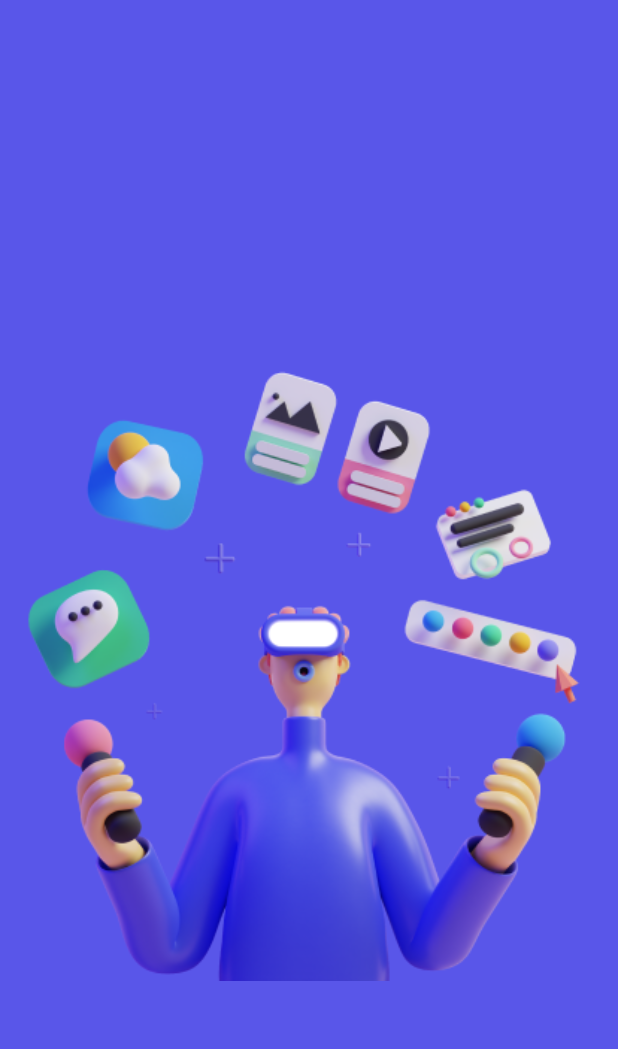
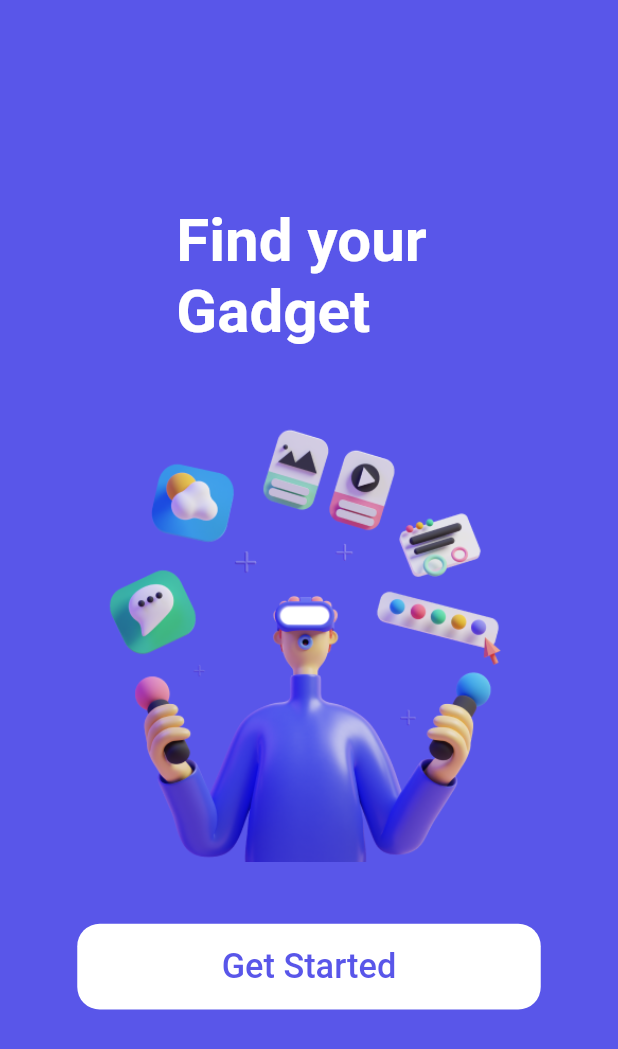
Before and after one commit to mahmoudashry98/MegeX_Store, a Flutter app: the first screen one second after launch, on a phone screen of 412 x 824 dp. Shown: the top 1049 px of the screen. Run offline on Flutter 3.47's test engine with Material 2 defaults, Android fonts, the phone set to English and light mode, and no system bars; our stand-ins replace bloc, dartz, device_preview, dio, equatable, flutter_bloc and 3 more; Roboto replaces fonts that are missing (Almarai).

Commit message:
splash screen and animation transition page is done

```diff
--- a/lib/core/utils/app_string.dart
+++ b/lib/core/utils/app_string.dart
@@ -9,5 +9,7 @@ class AppString {
   static const String status = 'status';
   static const String message = 'message';
   static const String password = 'password';
+  static const String getStarted = 'Get Started';
+  static const String findYourGadget = 'Find your \nGadget';
 
 }
--- /dev/null
+++ b/lib/core/utils/media_query_values.dart
@@ -0,0 +1,8 @@
+import 'package:flutter/material.dart';
+
+extension MediaQueryValues on BuildContext {
+  double get height => MediaQuery.of(this).size.height;
+  double get width => MediaQuery.of(this).size.width;
+  double get toPadding => MediaQuery.of(this).viewPadding.top;
+  double get bottom => MediaQuery.of(this).viewInsets.bottom;
+}
--- /dev/null
+++ b/lib/core/widgets/custom_button.dart
@@ -0,0 +1,42 @@
+import 'package:flutter/material.dart';
+import 'package:flutter_screenutil/flutter_screenutil.dart';
+
+import '../utils/app_fonts.dart';
+import 'custom_text.dart';
+
+class CustomButton extends StatelessWidget {
+  final Color color;
+  final Color textColor;
+  final String text;
+  final VoidCallback onTap;
+  const CustomButton({
+    super.key,
+    required this.text,
+    required this.color,
+    required this.textColor,
+    required this.onTap,
+  });
+
+  @override
+  Widget build(BuildContext context) {
+    return GestureDetector(
+      onTap: onTap,
+      child: Container(
+        decoration: BoxDecoration(
+          borderRadius: BorderRadius.circular(15),
+          color: color,
+        ),
+        width: 270.sp,
+        height: 50.sp,
+        child: Center(
+          child: CustomText(
+            text: text,
+            color: textColor,
+            size: AppFontSize.s20.sp,
+            fontWeight: FontWeight.w500,
+          ),
+        ),
+      ),
+    );
+  }
+}
--- /dev/null
+++ b/lib/core/widgets/custom_text.dart
@@ -0,0 +1,43 @@
+
+import 'package:flutter/material.dart';
+
+class CustomText extends StatelessWidget {
+  final String text;
+  final Color? color;
+  final double? size, heigtText;
+  final int? maxLines;
+  final TextOverflow? textOverflow;
+  final FontWeight? fontWeight;
+  final TextAlign? textAlign;
+  final bool underline;
+
+  const CustomText({
+    Key? key,
+    required this.text,
+    this.color,
+    this.size = 18,
+    this.maxLines,
+    this.textOverflow,
+    this.fontWeight,
+    this.heigtText,
+    this.textAlign,
+    this.underline = false,
+  }) : super(key: key);
+  @override
+  Widget build(BuildContext context) {
+    return Text(
+        text,
+        overflow: textOverflow,
+        maxLines: maxLines,
+        textAlign: textAlign,
+        style: TextStyle(
+          decoration: (!underline) ? null : TextDecoration.underline,
+         color: color,
+          fontSize: size,
+          fontWeight: fontWeight,
+          height: heigtText,
+          fontFamily: 'Almarai',
+        ),
+    );
+  }
+}
--- a/lib/features/splash/splash_screen.dart
+++ b/lib/features/splash/splash_screen.dart
@@ -1,57 +1,68 @@
-import 'dart:async';
-
 import 'package:e_commerce_app/config/router/app_rout.dart';
-import 'package:e_commerce_app/core/utils/app_colors.dart';
+import 'package:e_commerce_app/core/utils/app_string.dart';
+import 'package:e_commerce_app/core/utils/media_query_values.dart';
+import 'package:e_commerce_app/core/widgets/custom_text.dart';
+import 'package:e_commerce_app/features/auth/presentation/screens/login.dart';
 import 'package:flutter/material.dart';
 import 'package:flutter/services.dart';
+import 'package:flutter_screenutil/flutter_screenutil.dart';
 
 import '../../core/utils/app_asstes_path.dart';
+import '../../core/utils/app_colors.dart';
+import '../../core/widgets/custom_button.dart';
 
-class SplashScreen extends StatefulWidget {
+class SplashScreen extends StatelessWidget {
   const SplashScreen({super.key});
-
-  @override
-  _SplashScreenState createState() => _SplashScreenState();
-}
-
-class _SplashScreenState extends State<SplashScreen> {
-  Timer? timer;
-
-  _startDelay() {
-    timer = Timer(const Duration(seconds: 3), _goNext);
-  }
-
-  _goNext() {
-    Navigator.pushReplacementNamed(context, AppRouts.loginScreen);
-  }
-
-  @override
-  void initState() {
-    super.initState();
-    WidgetsBinding.instance
-        .addPostFrameCallback(((timeStamp) => {_startDelay()}));
-  }
-
   @override
   Widget build(BuildContext context) {
     SystemChrome.setSystemUIOverlayStyle(SystemUiOverlayStyle(
-        statusBarColor:AppColors.primaryColor,
-        statusBarBrightness: Brightness.dark,
-        statusBarIconBrightness: Brightness.dark,
-      ));
+      statusBarColor: AppColors.primaryColor,
+      statusBarBrightness: Brightness.light,
+      statusBarIconBrightness: Brightness.light,
+    ));
     return Scaffold(
       backgroundColor: AppColors.primaryColor,
       body: Center(
-        child: Image(
-          image: AssetImage(splashImage),
+        child: Column(
+          mainAxisAlignment: MainAxisAlignment.center,
+          crossAxisAlignment: CrossAxisAlignment.center,
+          children: [
+            CustomText(
+              text: AppString.findYourGadget,
+              size: 35.sp,
+              fontWeight: FontWeight.bold,
+              color: AppColors.whiteColor,
+            ),
+            SizedBox(
+              height: 300.sp,
+              child: Image(
+                image: AssetImage(splashImage),
+              ),
+            ),
+            SizedBox(
+              height: context.height / 20,
+            ),
+            CustomButton(
+              text: AppString.getStarted,
+              color: AppColors.whiteColor,
+              textColor: AppColors.primaryColor,
+              onTap: () => Navigator.of(context).pushReplacement(
+                PageRouteBuilder(
+                  pageBuilder: (context, animation, secondaryAnimation) {
+                    return LoginScreen(
+                      transitionAnimation: animation,
+                    );
+                  },
+                  transitionDuration: const Duration(milliseconds: 500),
+                ),
+              ),
+            ),
+            SizedBox(
+              height: context.height / 60,
+            ),
+          ],
         ),
       ),
     );
   }
-
-  @override
-  void dispose() {
-    timer!.cancel();
-    super.dispose();
-  }
 }
--- a/lib/main.dart
+++ b/lib/main.dart
@@ -2,8 +2,11 @@ import 'package:e_commerce_app/bloc_observer.dart';
 import 'package:e_commerce_app/config/services/services_locator.dart';
 
 import 'package:e_commerce_app/my_app.dart';
+import 'package:flutter/foundation.dart';
 import 'package:flutter/material.dart';
 import 'package:flutter_bloc/flutter_bloc.dart';
+import 'package:device_preview/device_preview.dart';
+
 
 
 void main() {
@@ -11,5 +14,8 @@ void main() {
 
   Bloc.observer = MyBlocObserver();
   ServicesLocator().init();
-  runApp( MyApp());
+  runApp( DevicePreview(
+    enabled: !kReleaseMode,
+    builder: (context) => MyApp(), // Wrap your app
+  ),);
 }
--- a/lib/my_app.dart
+++ b/lib/my_app.dart
@@ -1,7 +1,7 @@
 import 'package:e_commerce_app/config/router/app_rout.dart';
-import 'package:e_commerce_app/features/splash/splash_screen.dart';
 import 'package:flutter/material.dart';
 import 'package:flutter_bloc/flutter_bloc.dart';
+import 'package:flutter_screenutil/flutter_screenutil.dart';
 
 import 'config/services/services_locator.dart';
 import 'config/theme/app_theme.dart';
@@ -18,11 +18,17 @@ class MyApp extends StatelessWidget {
   Widget build(BuildContext context) {
     return BlocProvider(
       create: (context) => sl<AuthCubit>(),
-      child: MaterialApp(
-        debugShowCheckedModeBanner: false,
-        theme: appTheme(),
-        routes: routes,
-
+      child: ScreenUtilInit(
+        designSize: const Size(360, 690),
+        minTextAdapt: true,
+        splitScreenMode: true,
+        builder: (context, child) {
+          return MaterialApp(
+            debugShowCheckedModeBanner: false,
+            theme: appTheme(),
+            routes: routes,
+          );
+        },
       ),
     );
   }
--- a/pubspec.yaml
+++ b/pubspec.yaml
@@ -18,6 +18,7 @@ dependencies:
   flutter:
     sdk: flutter
   flutter_bloc: ^8.1.1
+  flutter_screenutil: ^5.6.0
   freezed: ^2.2.1
   freezed_annotation: ^2.2.0
   get_it: ^7.2.0
```
Also changed, not shown: lib/core/widgets/textformfield_search.dart (added, +75 -0 lines), lib/features/auth/presentation/screens/login.dart (+21 -4 lines), pubspec.lock.
